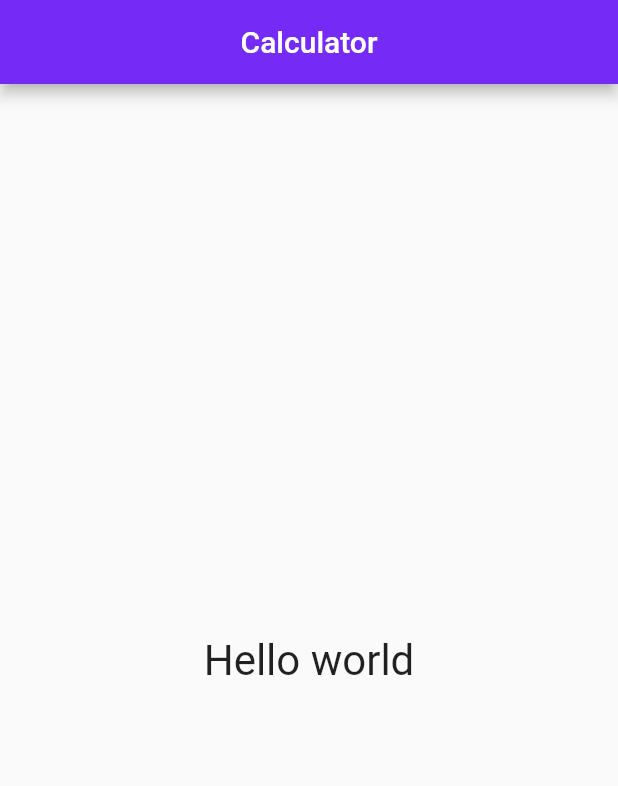
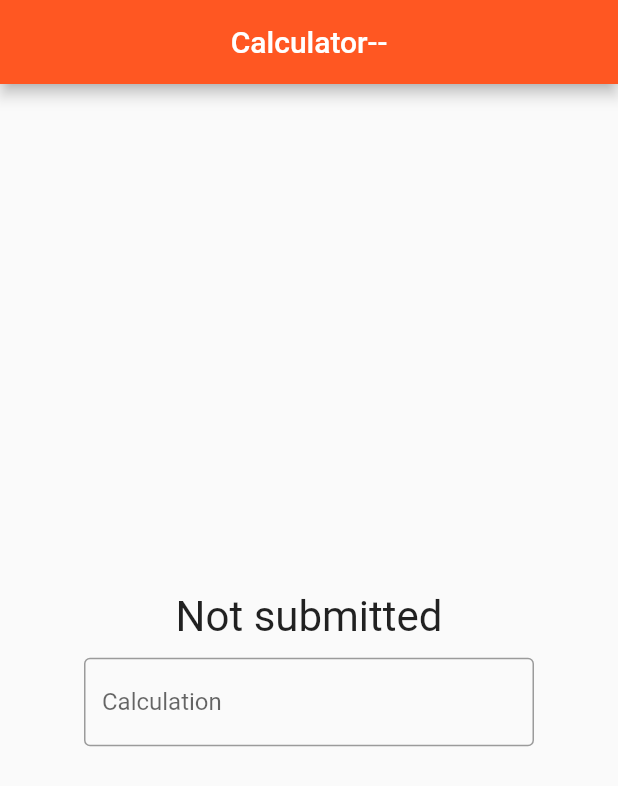
Before and after one commit to SiddhantMadhur/calculatorlite, a Flutter app: the screen it shows after launch, on a phone screen of 412 x 824 dp. Shown: the top 786 px of the screen. Run offline on Flutter 3.47's test engine with Material 2 defaults, Android fonts, the phone set to English and light mode, and no system bars.

Commit message:
Added Addition

```diff
--- a/lib/main.dart
+++ b/lib/main.dart
@@ -1,24 +1,23 @@
 import 'package:flutter/material.dart';
 
 void main() {
-  runApp(MyApp());
+  runApp(const MyApp());
 }
 
-class MyApp extends StatelessWidget {
+class MyApp extends StatefulWidget {
   const MyApp({Key? key}) : super(key: key);
 
   @override
+  State<MyApp> createState() => _MyAppState();
+}
+
+class _MyAppState extends State<MyApp> {
+  @override
   Widget build(BuildContext context) {
-    return MaterialApp(
-      home: Scaffold(
-        appBar: AppBar(
-          backgroundColor: Color.fromARGB(255, 117, 43, 245),
-          title: Center(
-            child: Text('Calculator'),
-          ),
-        ),
-        body: Home(),
-      ),
+    return const MaterialApp(
+      debugShowCheckedModeBanner: false,
+      title: 'Calculator',
+      home: Home(),
     );
   }
 }
@@ -31,17 +30,59 @@
 }
 
 class _HomeState extends State<Home> {
+  var _output = "Not submitted";
+
+  void manageInput(target) {
+    var input = target.toString();
+    var flg = false;
+
+    var test = input.split('+');
+    var sum = 0;
+    if (test.length == 0) {
+      _output = '0';
+    } else {
+      test.forEach((element) {
+        sum = sum + int.parse(element);
+      });
+    }
+    setState(() {
+      _output = sum.toString();
+    });
+  }
+
   @override
   Widget build(BuildContext context) {
-    return Transform.scale(
-      scale: 2.0,
-      child: Container(
+    return Scaffold(
+      appBar: AppBar(
+        backgroundColor: Colors.deepOrange,
+        title: const Center(
+          child: Text('Calculator--'),
+        ),
+      ),
+      body: Transform.scale(
+        scale: 1.0,
         child: Center(
           child: Column(
-            crossAxisAlignment: CrossAxisAlignment.center,
-            mainAxisSize: MainAxisSize.min,
+            mainAxisAlignment: MainAxisAlignment.center,
+            mainAxisSize: MainAxisSize.max,
             children: [
-              Text('Hello world'),
+              Padding(
+                padding: const EdgeInsets.all(20.0),
+                child: Transform.scale(
+                  scale: 2.0,
+                  child: Text(_output),
+                ),
+              ),
+              SizedBox(
+                width: 300.0,
+                child: TextField(
+                  decoration: const InputDecoration(
+                    border: OutlineInputBorder(),
+                    labelText: 'Calculation',
+                  ),
+                  onChanged: manageInput,
+                ),
+              )
             ],
           ),
         ),
```
